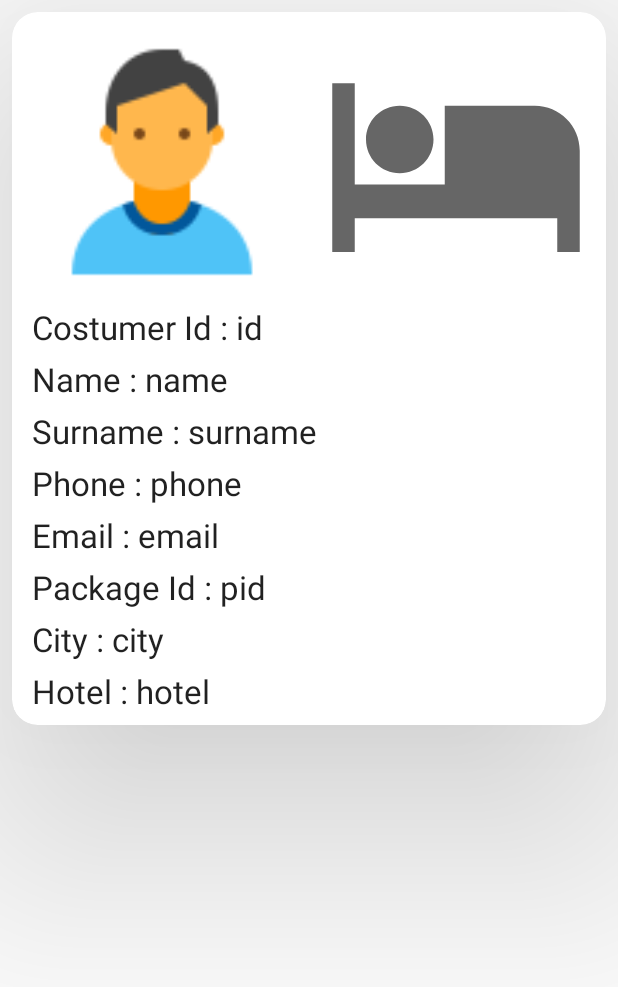
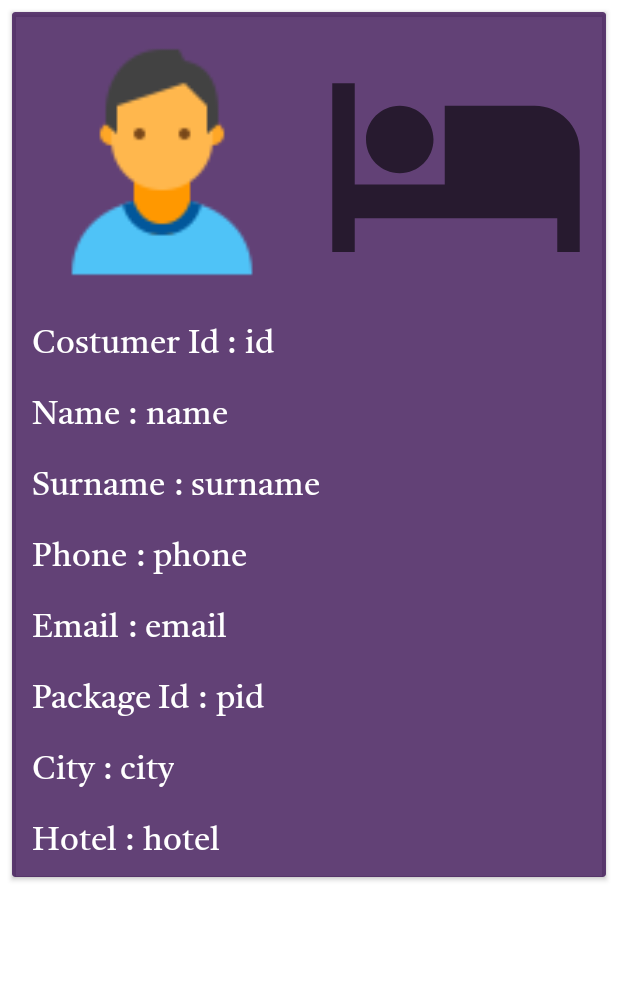
Before and after one commit to Periklis-Chr/TRVLapp-1, an Android app: the layout customers_dialog_box.xml on its own in the app's theme, with its tools: preview values and no code run, on a phone screen of 412 x 824 dp. Shown: the top 987 px of the screen. Run offline under Robolectric (Android 15) with nearby library versions, the phone set to English and light mode, and no system bars.

Commit message:
color+ 2

```diff
--- a/app/src/main/java/com/iee/trvlapp/ui/Offices/AddOfficesFragment.java
+++ b/app/src/main/java/com/iee/trvlapp/ui/Offices/AddOfficesFragment.java
@@ -80,10 +80,10 @@ public class AddOfficesFragment extends Fragment {
     //Inserts  Office
     public void insertOfficeData() {
 
-        String office_name = binding.OfficeName.getText().toString();
+        String office_name = binding.OfficeName.getContext().toString();
         String office_address = binding.officeAddress.getText().toString();
 
-        if (binding.OfficeName.length() != 0 && binding.officeAddress.length() != 0) {
+        if (binding.OfficeName.equals(null) && binding.officeAddress.length() != 0) {
             Offices office = new Offices();
             office.setName(office_name);
             office.setAddress(office_address);
--- a/app/src/main/res/layout/customers_dialog_box.xml
+++ b/app/src/main/res/layout/customers_dialog_box.xml
@@ -7,8 +7,7 @@
     android:layout_marginStart="8dp"
     android:layout_marginTop="8dp"
     android:layout_marginEnd="8dp"
-    app:cardCornerRadius="17dp"
-    app:cardElevation="100dp">
+    android:backgroundTint="@color/orange">
 
 
     <androidx.constraintlayout.widget.ConstraintLayout
@@ -48,6 +47,7 @@
             android:layout_marginStart="5dp"
             android:layout_marginTop="5dp"
             android:text="@string/card_cid"
+            android:textColor="@color/textInPurple"
             android:textAppearance="@style/TextAppearance.AppCompat.Large"
             app:layout_constraintStart_toStartOf="parent"
             app:layout_constraintTop_toBottomOf="@+id/costumer_icon_dialog" />
@@ -60,6 +60,7 @@
             android:layout_marginStart="5dp"
             android:layout_marginTop="5dp"
             android:text="id"
+            android:textColor="@color/textInPurple"
             android:textAppearance="@style/TextAppearance.AppCompat.Large"
             app:layout_constraintStart_toEndOf="@+id/costumer_dialog_id_label"
             app:layout_constraintTop_toBottomOf="@+id/costumer_icon_dialog" />
@@ -72,6 +73,7 @@
             android:layout_marginStart="5dp"
             android:layout_marginTop="5dp"
             android:text="@string/card_name"
+            android:textColor="@color/textInPurple"
             android:textAppearance="@style/TextAppearance.AppCompat.Large"
             app:layout_constraintStart_toStartOf="parent"
             app:layout_constraintTop_toBottomOf="@+id/costumer_dialog_id_label" />
@@ -85,6 +87,7 @@
             android:layout_marginStart="5dp"
             android:layout_marginTop="5dp"
             android:text="name"
+            android:textColor="@color/textInPurple"
             android:textAppearance="@style/TextAppearance.AppCompat.Large"
             app:layout_constraintStart_toEndOf="@+id/costumer_dialog_name_label"
             app:layout_constraintTop_toBottomOf="@+id/costumer_dialog_id" />
@@ -97,6 +100,7 @@
             android:layout_marginStart="5dp"
             android:layout_marginTop="5dp"
             android:text="@string/card_surname"
+            android:textColor="@color/textInPurple"
             android:textAppearance="@style/TextAppearance.AppCompat.Large"
             app:layout_constraintStart_toStartOf="parent"
             app:layout_constraintTop_toBottomOf="@+id/costumer_dialog_name_label" />
@@ -108,6 +112,7 @@
             android:layout_marginStart="5dp"
             android:layout_marginTop="5dp"
             android:text="surname"
+            android:textColor="@color/textInPurple"
             android:textAppearance="@style/TextAppearance.AppCompat.Large"
             app:layout_constraintStart_toEndOf="@+id/costumer_dialog_surname_label"
             app:layout_constraintTop_toBottomOf="@+id/costumer_dialog_name" />
@@ -119,6 +124,7 @@
             android:layout_marginStart="5dp"
             android:layout_marginTop="5dp"
             android:text="@string/card_phone"
+            android:textColor="@color/textInPurple"
             android:textAppearance="@style/TextAppearance.AppCompat.Large"
             app:layout_constraintStart_toStartOf="parent"
             app:layout_constraintTop_toBottomOf="@+id/costumer_dialog_surname_label" />
@@ -130,6 +136,7 @@
             android:layout_marginStart="5dp"
             android:layout_marginTop="5dp"
             android:text="phone"
+            android:textColor="@color/textInPurple"
             android:textAppearance="@style/TextAppearance.AppCompat.Large"
             app:layout_constraintStart_toEndOf="@+id/costumer_dialog_phone_label"
             app:layout_constraintTop_toBottomOf="@+id/costumer_dialog_surname" />
@@ -142,6 +149,7 @@
             android:layout_marginStart="5dp"
             android:layout_marginTop="5dp"
             android:text="@string/card_email"
+            android:textColor="@color/textInPurple"
             android:textAppearance="@style/TextAppearance.AppCompat.Large"
             app:layout_constraintStart_toStartOf="parent"
             app:layout_constraintTop_toBottomOf="@+id/costumer_dialog_phone_label" />
@@ -153,6 +161,7 @@
             android:layout_marginStart="5dp"
             android:layout_marginTop="5dp"
             android:text="email"
+            android:textColor="@color/textInPurple"
             android:textAppearance="@style/TextAppearance.AppCompat.Large"
             app:layout_constraintStart_toEndOf="@+id/costumer_dialog_email_label"
             app:layout_constraintTop_toBottomOf="@+id/costumer_dialog_phone" />
@@ -165,6 +174,7 @@
             android:layout_marginStart="5dp"
             android:layout_marginTop="5dp"
             android:text="@string/card_pid"
+            android:textColor="@color/textInPurple"
             android:textAppearance="@style/TextAppearance.AppCompat.Large"
             app:layout_constraintStart_toStartOf="parent"
             app:layout_constraintTop_toBottomOf="@+id/costumer_dialog_email_label" />
@@ -178,9 +188,34 @@
             android:layout_marginStart="5dp"
             android:layout_marginTop="5dp"
             android:text="pid"
+            android:textColor="@color/textInPurple"
             android:textAppearance="@style/TextAppearance.AppCompat.Large"
             app:layout_constraintStart_toEndOf="@+id/costumer_dialog_pid_label"
             app:layout_constraintTop_toBottomOf="@+id/costumer_dialog_email" />
+
+        <TextView
+            android:id="@+id/costumer_dialog_city_label"
+            android:layout_width="wrap_content"
+            android:layout_height="wrap_content"
+            android:layout_marginStart="5dp"
+            android:layout_marginTop="5dp"
+            android:text="@string/card_city"
+            android:textColor="@color/textInPurple"
+            android:textAppearance="@style/TextAppearance.AppCompat.Large"
+            app:layout_constraintStart_toStartOf="parent"
+            app:layout_constraintTop_toBottomOf="@+id/costumer_dialog_pid_label" />
+
+        <TextView
+            android:id="@+id/costumer_dialog_city"
+            android:layout_width="wrap_content"
+            android:layout_height="wrap_content"
+            android:layout_marginStart="5dp"
+            android:layout_marginTop="5dp"
+            android:text="city"
+            android:textColor="@color/textInPurple"
+            android:textAppearance="@style/TextAppearance.AppCompat.Large"
+            app:layout_constraintStart_toEndOf="@+id/costumer_dialog_city_label"
+            app:layout_constraintTop_toBottomOf="@+id/costumer_dialog_pid" />
 
         <TextView
             android:id="@+id/costumer_dialog_hotel_label"
@@ -189,6 +224,7 @@
             android:layout_marginStart="5dp"
             android:layout_marginTop="5dp"
             android:text="@string/card_hotel"
+            android:textColor="@color/textInPurple"
             android:textAppearance="@style/TextAppearance.AppCompat.Large"
             app:layout_constraintStart_toStartOf="parent"
             app:layout_constraintTop_toBottomOf="@+id/costumer_dialog_city_label" />
@@ -200,33 +236,12 @@
             android:layout_marginStart="5dp"
             android:layout_marginTop="5dp"
             android:text="hotel"
+            android:textColor="@color/textInPurple"
             android:textAppearance="@style/TextAppearance.AppCompat.Large"
             app:layout_constraintStart_toEndOf="@+id/costumer_dialog_hotel_label"
             app:layout_constraintTop_toBottomOf="@+id/costumer_dialog_city" />
 
 
-        <TextView
-            android:id="@+id/costumer_dialog_city_label"
-            android:layout_width="wrap_content"
-            android:layout_height="wrap_content"
-            android:layout_marginStart="5dp"
-            android:layout_marginTop="5dp"
-            android:text="@string/card_city"
-            android:textAppearance="@style/TextAppearance.AppCompat.Large"
-            app:layout_constraintStart_toStartOf="parent"
-            app:layout_constraintTop_toBottomOf="@+id/costumer_dialog_pid_label" />
-
-        <TextView
-            android:id="@+id/costumer_dialog_city"
-            android:layout_width="wrap_content"
-            android:layout_height="wrap_content"
-            android:layout_marginStart="5dp"
-            android:layout_marginTop="5dp"
-            android:text="city"
-            android:textAppearance="@style/TextAppearance.AppCompat.Large"
-            app:layout_constraintStart_toEndOf="@+id/costumer_dialog_city_label"
-            app:layout_constraintTop_toBottomOf="@+id/costumer_dialog_pid" />
-
     </androidx.constraintlayout.widget.ConstraintLayout>
 
 </androidx.cardview.widget.CardView>
--- a/app/src/main/res/layout/fragment_add_costumers.xml
+++ b/app/src/main/res/layout/fragment_add_costumers.xml
@@ -44,7 +44,6 @@
                 android:layout_width="333dp"
                 android:layout_height="60dp"
                 android:layout_marginTop="20dp"
-                android:background="@color/orange"
                 android:drawableLeft="@drawable/ic_baseline_person_24"
                 android:drawablePadding="20dp"
                 android:fontFamily="@font/red_hat_text_regular"
@@ -52,7 +51,10 @@
                 android:inputType="text"
                 android:padding="20dp"
                 android:textColor="@color/black"
-                android:textSize="20dp" />
+                android:textSize="20dp"
+                android:background="@drawable/rounded_edittext"
+
+                />
 
             <EditText
                 android:id="@+id/lastNameEdit"
--- a/app/src/main/res/layout/fragment_settings.xml
+++ b/app/src/main/res/layout/fragment_settings.xml
@@ -171,7 +171,7 @@
                         android:layout_width="wrap_content"
                         android:layout_height="wrap_content"
                         android:layout_marginTop="8dp"
-                        android:backgroundTint="@color/btnColor"
+                        android:backgroundTint="@color/red1"
                         android:hint="@string/settings_fillfirestorebtn"
                         android:textColor="@color/white"
                         android:theme="@style/ThemeOverlay.MaterialComponents.Dark"
--- a/app/src/main/res/layout/nav_header_main.xml
+++ b/app/src/main/res/layout/nav_header_main.xml
@@ -2,15 +2,14 @@
 <LinearLayout xmlns:android="http://schemas.android.com/apk/res/android"
     xmlns:app="http://schemas.android.com/apk/res-auto"
     android:layout_width="match_parent"
-    android:layout_height="130dp"
+    android:layout_height="200dp"
     android:background="@color/red1"
     android:gravity="bottom"
     android:orientation="vertical"
     android:paddingLeft="@dimen/activity_horizontal_margin"
-    android:paddingTop="@dimen/activity_vertical_margin"
+    android:paddingTop="@dimen/activity_horizontal_margin"
     android:paddingRight="@dimen/activity_horizontal_margin"
     android:paddingBottom="@dimen/activity_vertical_margin"
-    android:layout_marginTop="62dp"
     android:theme="@style/ThemeOverlay.AppCompat.Dark">
 
     <ImageView
--- a/app/src/main/res/values/colors.xml
+++ b/app/src/main/res/values/colors.xml
@@ -15,11 +15,13 @@
     <color name="red1">#2E0249</color>
     <color name="blue">#F2F3F4</color>
     <color name="orange">#BF2E0249</color>
-    <color name="btnPlusColor">#E6DC254A</color>
+
+    <color name="btnPlusColor">#E6299C2D</color>
     <color name="btnDelColor">#E6DC254A</color>
 
+    <color name="btnColor">#7F7B7C</color>
     <color name="green">#9C2E0249</color>
-    <color name="text">#FF000000</color>
+    <color name="textInPurple">#ffffff</color>
 
     <color name="transparentDialog">#00FFFFFF</color>
 <!-- EDF4F5 | e3e3e3-->
--- a/app/src/main/res/values/themes.xml
+++ b/app/src/main/res/values/themes.xml
@@ -11,6 +11,7 @@
         <item name="colorOnSecondary">@color/black</item>
         <!-- Status bar color. -->
         <item name="android:statusBarColor" tools:targetApi="l">?attr/colorPrimaryVariant</item>
+        <item name="android:fontFamily">@font/tiro</item>
         <!-- Customize your theme here. -->
     </style>
 
@@ -23,5 +24,4 @@
 
     <style name="Theme.TRVLapp.PopupOverlay" parent="ThemeOverlay.AppCompat.Light" />
 
-
 </resources>
```
Also changed, not shown: app/src/main/res/drawable/rounded_edittext.xml (added, +13 -0 lines), app/src/main/res/layout/fragment_add_offices.xml (+14 -2 lines), app/src/main/res/layout/fragment_offices.xml (+0 -16 lines), app/src/main/res/layout/fragment_update_costumers.xml (+9 -11 lines), app/src/main/res/layout/hotels_dialog_box.xml (+11 -2 lines), app/src/main/res/layout/offices_dialog_box.xml (+13 -4 lines), app/src/main/res/layout/packages_dialog_box.xml (+18 -19 lines), app/src/main/res/layout/tours_dialog_box.xml (+11 -1 lines), app/src/main/res/font/bebas.ttf (added), app/src/main/res/font/tiro.ttf (added).
